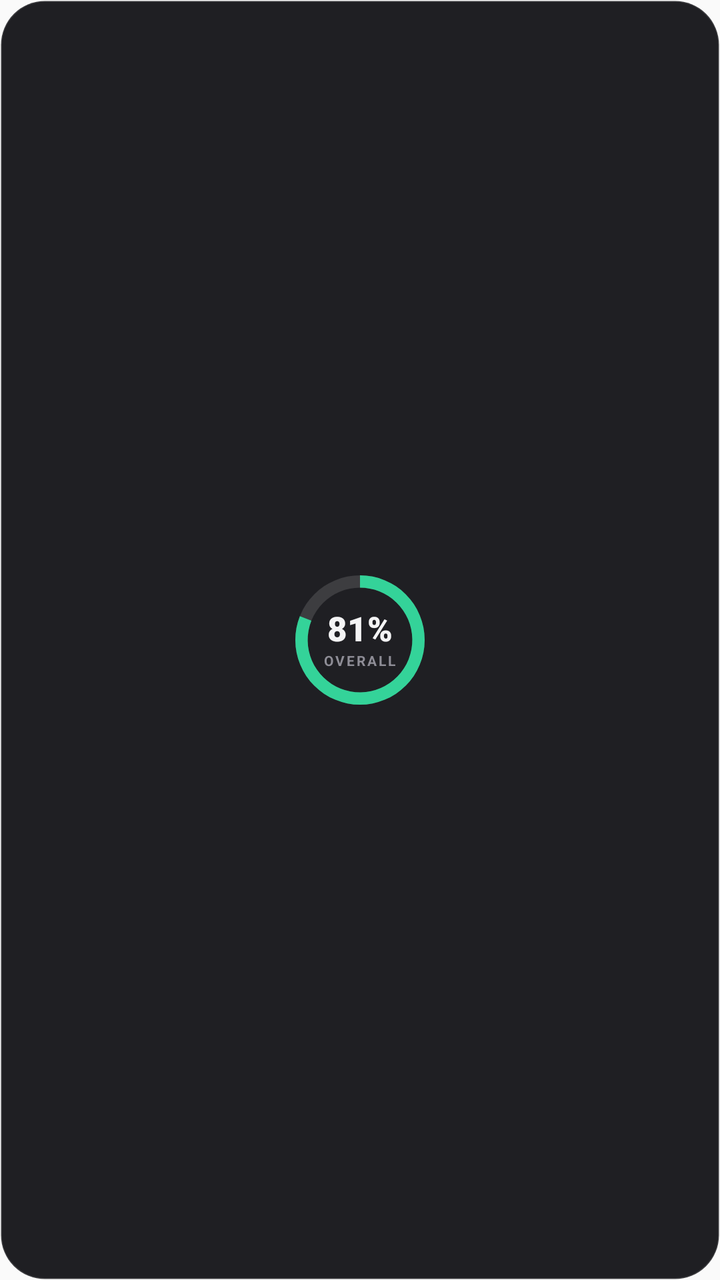
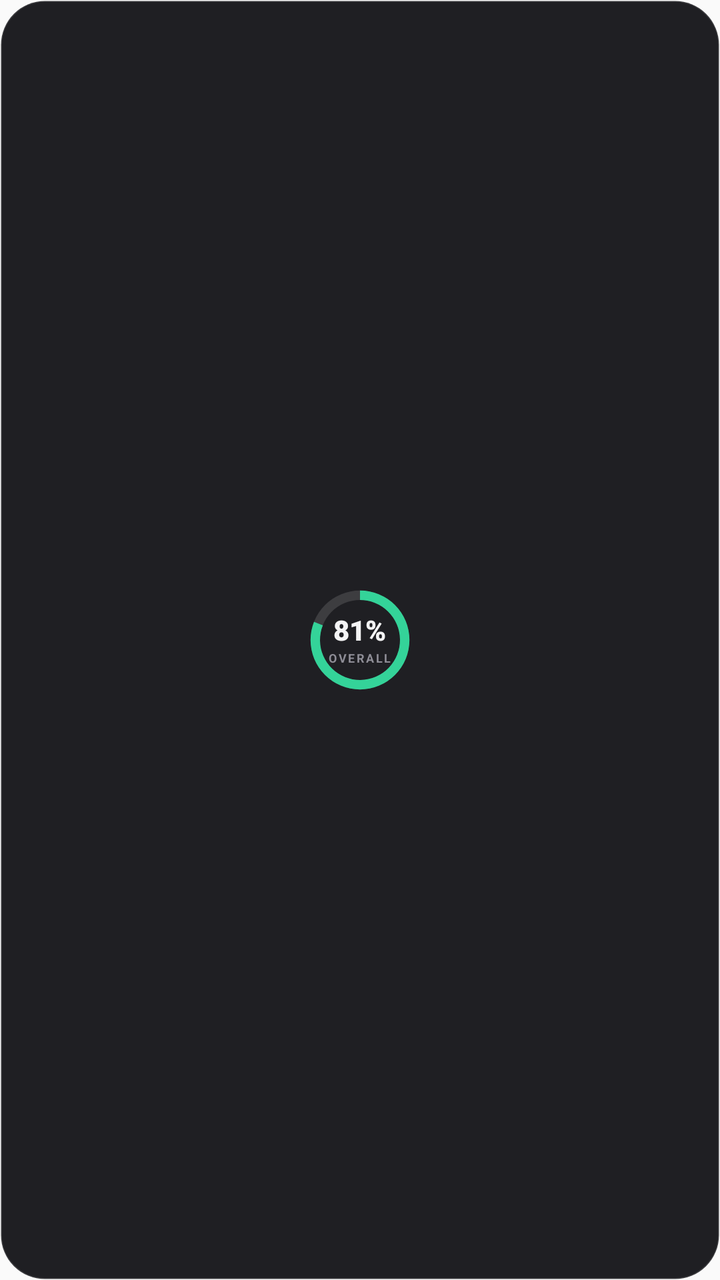

Two renders of the same Android screen: before a commit and after it. Below are the layout's source before the change and the commit's diff.
<!-- AndroidManifest.xml: application theme AppTheme -->
<!-- res/layout/widget_mini_preview.xml -->
<?xml version="1.0" encoding="utf-8"?>
<LinearLayout xmlns:android="http://schemas.android.com/apk/res/android"
    android:id="@+id/widget_root"
    android:layout_width="match_parent"
    android:layout_height="match_parent"
    android:background="@drawable/widget_background"
    android:gravity="center"
    android:orientation="vertical"
    android:padding="8dp">

    <FrameLayout android:layout_width="68dp" android:layout_height="68dp">
        <ProgressBar android:id="@+id/mini_ring" style="?android:attr/progressBarStyleHorizontal" android:layout_width="match_parent" android:layout_height="match_parent" android:indeterminate="false" android:max="100" android:progressDrawable="@drawable/widget_ring" android:progress="81" android:progressTint="#FF34D399" />
        <LinearLayout android:layout_width="match_parent" android:layout_height="match_parent" android:gravity="center" android:orientation="vertical">
            <TextView android:id="@+id/mini_percent" android:layout_width="wrap_content" android:layout_height="wrap_content" android:textSize="17sp" android:textColor="#FFF4F4F5" android:textStyle="bold" android:fontFamily="sans-serif-black" android:text="81%" android:includeFontPadding="false"  />
            <TextView android:id="@+id/mini_caption" android:layout_width="wrap_content" android:layout_height="wrap_content" android:textSize="7sp" android:textColor="#FF8E8D96" android:textStyle="bold" android:text="OVERALL" android:includeFontPadding="false" android:letterSpacing="0.14" android:layout_marginTop="2dp" />
        </LinearLayout>
    </FrameLayout>
    <TextView android:id="@+id/mini_detail" android:layout_width="wrap_content" android:layout_height="wrap_content" android:textSize="11sp" android:textColor="#FFA1A1AA" android:includeFontPadding="false" android:layout_marginTop="8dp" android:visibility="gone" />
</LinearLayout>
<!-- resources referenced by this layout -->
<resources>
  <!-- drawable widget_background (drawable) -->
  <?xml version="1.0" encoding="utf-8"?>
  <shape xmlns:android="http://schemas.android.com/apk/res/android" android:shape="rectangle">
      <solid android:color="#F0121216" />
      <stroke android:width="1dp" android:color="#22FFFFFF" />
      <corners android:radius="22dp" />
  </shape>
  <!-- drawable widget_ring (drawable) -->
  <?xml version="1.0" encoding="utf-8"?>
  <layer-list xmlns:android="http://schemas.android.com/apk/res/android">
      <item android:id="@android:id/background">
          <shape android:shape="ring" android:innerRadiusRatio="2.6" android:thicknessRatio="11" android:useLevel="false">
              <solid android:color="#22FFFFFF" />
          </shape>
      </item>
      <item android:id="@android:id/progress">
          <rotate android:fromDegrees="270" android:toDegrees="270" android:pivotX="50%" android:pivotY="50%">
              <shape android:shape="ring" android:innerRadiusRatio="2.6" android:thicknessRatio="11" android:useLevel="true">
                  <solid android:color="#FF818CF8" />
              </shape>
          </rotate>
      </item>
  </layer-list>
  <style name="AppTheme" parent="Theme.AppCompat.Light.DarkActionBar">
          
          <item name="colorPrimary">@color/colorPrimary</item>
          <item name="colorPrimaryDark">@color/colorPrimaryDark</item>
          <item name="colorAccent">@color/colorAccent</item>
      </style>
</resources>

<!-- the commit's change to res/layout/widget_mini_preview.xml (unified diff, before → after) -->
@@ -6,13 +6,13 @@
     android:background="@drawable/widget_background"
     android:gravity="center"
     android:orientation="vertical"
-    android:padding="8dp">
+    android:padding="6dp">
 
-    <FrameLayout android:layout_width="68dp" android:layout_height="68dp">
+    <FrameLayout android:id="@+id/mini_ring_box" android:layout_width="52dp" android:layout_height="52dp">
         <ProgressBar android:id="@+id/mini_ring" style="?android:attr/progressBarStyleHorizontal" android:layout_width="match_parent" android:layout_height="match_parent" android:indeterminate="false" android:max="100" android:progressDrawable="@drawable/widget_ring" android:progress="81" android:progressTint="#FF34D399" />
         <LinearLayout android:layout_width="match_parent" android:layout_height="match_parent" android:gravity="center" android:orientation="vertical">
-            <TextView android:id="@+id/mini_percent" android:layout_width="wrap_content" android:layout_height="wrap_content" android:textSize="17sp" android:textColor="#FFF4F4F5" android:textStyle="bold" android:fontFamily="sans-serif-black" android:text="81%" android:includeFontPadding="false"  />
-            <TextView android:id="@+id/mini_caption" android:layout_width="wrap_content" android:layout_height="wrap_content" android:textSize="7sp" android:textColor="#FF8E8D96" android:textStyle="bold" android:text="OVERALL" android:includeFontPadding="false" android:letterSpacing="0.14" android:layout_marginTop="2dp" />
+            <TextView android:id="@+id/mini_percent" android:layout_width="wrap_content" android:layout_height="wrap_content" android:textSize="14sp" android:textColor="#FFF4F4F5" android:textStyle="bold" android:fontFamily="sans-serif-black" android:text="81%" android:includeFontPadding="false"  />
+            <TextView android:id="@+id/mini_caption" android:layout_width="wrap_content" android:layout_height="wrap_content" android:textSize="6sp" android:textColor="#FF8E8D96" android:textStyle="bold" android:text="OVERALL" android:includeFontPadding="false" android:letterSpacing="0.14" android:layout_marginTop="2dp" />
         </LinearLayout>
     </FrameLayout>
     <TextView android:id="@+id/mini_detail" android:layout_width="wrap_content" android:layout_height="wrap_content" android:textSize="11sp" android:textColor="#FFA1A1AA" android:includeFontPadding="false" android:layout_marginTop="8dp" android:visibility="gone" />
